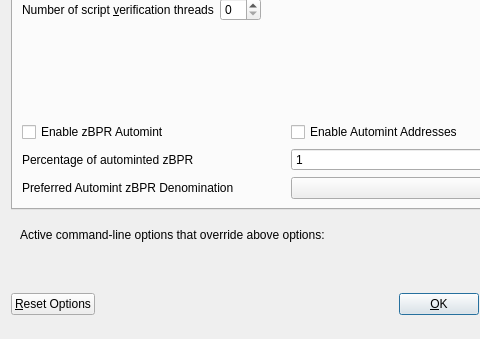
This is src/qt/forms/optionsdialog.ui in unixteam2020/po as Qt 5 draws it before an edit; both pictures show x 0 to 480 and y 103 to 442 of the 576 by 442 pixel window. The edited form follows.
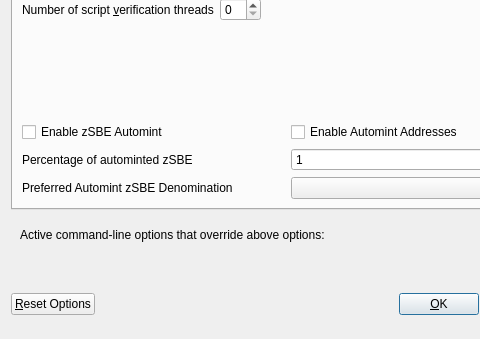
This is the edited form. Custom widgets are drawn as their Qt base class.

```diff
--- a/src/qt/forms/optionsdialog.ui
+++ b/src/qt/forms/optionsdialog.ui
@@ -147,7 +147,7 @@
                <enum>Qt::LeftToRight</enum>
               </property>
               <property name="text">
-               <string>Enable zBPR Automint</string>
+               <string>Enable zSBE Automint</string>
               </property>
              </widget>
             </item>
@@ -174,7 +174,7 @@
                <string>Percentage of incoming BPR which get automatically converted to zBPR via Zerocoin Protocol (min: 10%)</string>
               </property>
               <property name="text">
-               <string>Percentage of autominted zBPR</string>
+               <string>Percentage of autominted zSBE</string>
               </property>
              </widget>
             </item>
@@ -207,7 +207,7 @@
                <string>Wait with automatic conversion to Zerocoin until enough BPR for this denomination is available</string>
               </property>
               <property name="text">
-               <string>Preferred Automint zBPR Denomination</string>
+               <string>Preferred Automint zSBE Denomination</string>
               </property>
              </widget>
             </item>
```
Left out of the diff: 18 changed lines with no effect on the pictures.
